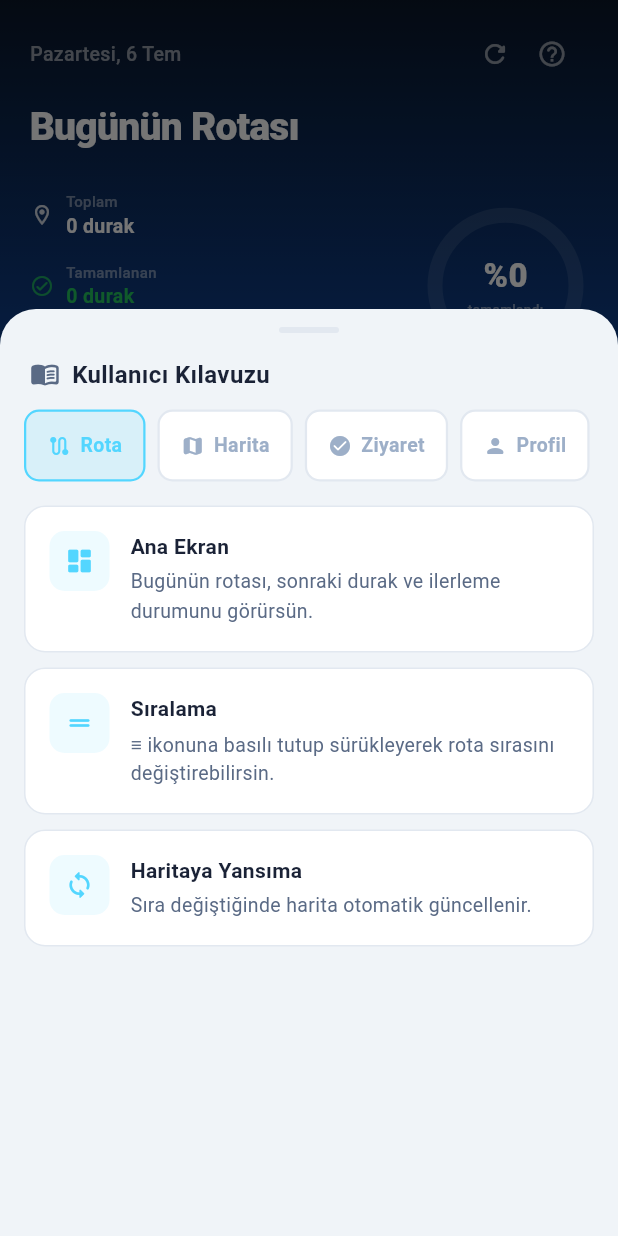
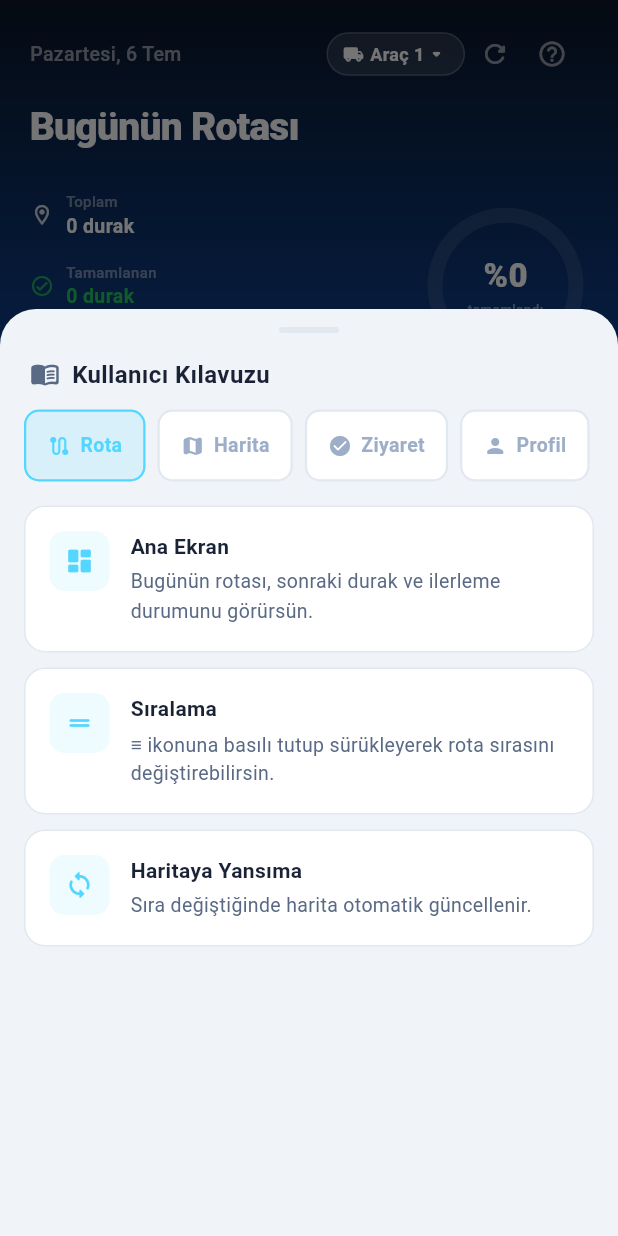
Before and after one commit to feyzagereme/rotamobil, a Flutter app: the DashboardScreen screen opened directly, after a tap on the "help outline" icon, on a phone screen of 412 x 824 dp. Run offline on Flutter 3.47's test engine with Material 3 defaults, Android fonts, the phone set to English and light mode, and no system bars; our stand-ins replace flutter_map, latlong2, shared_preferences; accounts and stored records are empty.

Commit message:
Araç bazlı senkronizasyon: 10sn polling ve araç seçici ekle
RouteProvider artık masaüstüyle 10 saniyede bir (önceki 2 dakika yerine)
senkronize oluyor ve seçili aracın vehicle_id'sine göre filtreleniyor.
Yeni VehicleProvider (araç seçimi) ve FleetProvider (filo durumu) ile
dashboard'a çalışan bir araç seçici eklendi.

```diff
--- a/lib/screens/dashboard_screen.dart
+++ b/lib/screens/dashboard_screen.dart
@@ -3,6 +3,7 @@ import 'package:flutter/material.dart';
 import 'package:flutter/services.dart';
 import 'package:provider/provider.dart';
 import '../services/route_provider.dart';
+import '../services/vehicle_provider.dart';
 import '../theme/app_colors.dart';
 import 'address_detail_screen.dart';
 
@@ -112,6 +113,8 @@ class _DashboardScreenState extends State<DashboardScreen> {
                                     fontWeight: FontWeight.w500)),
                             Row(
                               children: [
+                                const _VehicleSelector(),
+                                const SizedBox(width: 10),
                                 if (provider.isLoading)
                                   const SizedBox(width: 16, height: 16,
                                       child: CircularProgressIndicator(strokeWidth: 2, color: Colors.white38))
@@ -302,6 +305,47 @@ class _DashboardScreenState extends State<DashboardScreen> {
           ],
         ),
       ],
+    );
+  }
+}
+
+// ── Araç seçici: seçili araca göre rota/filo verisini değiştirir
+class _VehicleSelector extends StatelessWidget {
+  const _VehicleSelector();
+
+  @override
+  Widget build(BuildContext context) {
+    final vehicleProvider = context.watch<VehicleProvider>();
+    return PopupMenuButton<int>(
+      initialValue: vehicleProvider.selectedVehicleId,
+      onSelected: (id) => context.read<VehicleProvider>().select(id),
+      itemBuilder: (context) => List.generate(
+        VehicleProvider.vehicleCount,
+        (i) => PopupMenuItem<int>(
+          value: i,
+          child: Text(vehicleProvider.labelFor(i)),
+        ),
+      ),
+      child: Container(
+        padding: const EdgeInsets.symmetric(horizontal: 10, vertical: 5),
+        decoration: BoxDecoration(
+          color: Colors.white.withValues(alpha: 0.12),
+          borderRadius: BorderRadius.circular(20),
+          border: Border.all(color: Colors.white.withValues(alpha: 0.2)),
+        ),
+        child: Row(
+          mainAxisSize: MainAxisSize.min,
+          children: [
+            const Icon(Icons.local_shipping_rounded, size: 14, color: Colors.white),
+            const SizedBox(width: 4),
+            Text(
+              vehicleProvider.labelFor(vehicleProvider.selectedVehicleId),
+              style: const TextStyle(fontSize: 12, fontWeight: FontWeight.w700, color: Colors.white),
+            ),
+            const Icon(Icons.arrow_drop_down_rounded, size: 16, color: Colors.white),
+          ],
+        ),
+      ),
     );
   }
 }
--- a/lib/services/route_provider.dart
+++ b/lib/services/route_provider.dart
@@ -16,6 +16,7 @@ class RouteProvider extends ChangeNotifier {
   bool _isLoading = false;
   String? _errorMessage;
   Timer? _syncTimer;
+  int? _vehicleId;
 
   RouteProvider() {
     loadActiveRoute();
@@ -27,6 +28,20 @@ class RouteProvider extends ChangeNotifier {
   String? get activeRouteName => _activeRouteName;
   bool get isLoading => _isLoading;
   String? get errorMessage => _errorMessage;
+  int? get vehicleId => _vehicleId;
+
+  /// Araç seçici değiştiğinde çağrılır: state'i sıfırlayıp seçilen aracın
+  /// rotasını hemen çeker, sonraki 10sn'lik otomatik senkronizasyon da
+  /// bu araca göre devam eder.
+  Future<void> switchVehicle(int vehicleId) async {
+    if (_vehicleId == vehicleId) return;
+    _vehicleId = vehicleId;
+    _addresses = [];
+    _activeRouteId = null;
+    _activeRouteName = null;
+    notifyListeners();
+    await loadActiveRoute();
+  }
 
   int get totalStops => _addresses.length;
   int get completedStops => _addresses.where((a) => a.isCompleted).length;
@@ -51,9 +66,12 @@ class RouteProvider extends ChangeNotifier {
         return;
       }
 
-      final response = await http.get(
-        Uri.parse('$_baseUrl/routes/$userId/active'),
+      final uri = Uri.parse('$_baseUrl/routes/$userId/active').replace(
+        queryParameters: _vehicleId == null
+            ? null
+            : {'vehicle_id': _vehicleId.toString()},
       );
+      final response = await http.get(uri);
 
       if (response.statusCode == 404) {
         _addresses = [];
@@ -112,7 +130,7 @@ class RouteProvider extends ChangeNotifier {
 
   void startAutoSync() {
     _syncTimer?.cancel();
-    _syncTimer = Timer.periodic(const Duration(minutes: 2), (_) {
+    _syncTimer = Timer.periodic(const Duration(seconds: 10), (_) {
       loadActiveRoute();
     });
   }
--- /dev/null
+++ b/lib/services/vehicle_provider.dart
@@ -0,0 +1,38 @@
+import 'package:flutter/material.dart';
+import 'package:shared_preferences/shared_preferences.dart';
+
+/// Uygulama genelinde seçili aracı (0..4 → Araç 1..5) tutar.
+/// Tüm sürücüler aynı hesapla giriş yapar, bu seçici ile hangi aracın
+/// rotasını/filo durumunu izleyecekleri belirlenir.
+class VehicleProvider extends ChangeNotifier {
+  static const String _prefsKey = 'selected_vehicle_id';
+  static const int vehicleCount = 5;
+
+  int _selectedVehicleId = 0;
+
+  VehicleProvider() {
+    _restore();
+  }
+
+  int get selectedVehicleId => _selectedVehicleId;
+
+  String labelFor(int vehicleId) => 'Araç ${vehicleId + 1}';
+
+  Future<void> _restore() async {
+    final prefs = await SharedPreferences.getInstance();
+    final stored = prefs.getInt(_prefsKey);
+    if (stored != null && stored >= 0 && stored < vehicleCount) {
+      _selectedVehicleId = stored;
+      notifyListeners();
+    }
+  }
+
+  Future<void> select(int vehicleId) async {
+    if (_selectedVehicleId == vehicleId) return;
+    _selectedVehicleId = vehicleId;
+    notifyListeners();
+
+    final prefs = await SharedPreferences.getInstance();
+    await prefs.setInt(_prefsKey, vehicleId);
+  }
+}
```
Also changed, not shown: lib/main.dart (+32 -2 lines), lib/services/fleet_provider.dart (added, +83 -0 lines).
